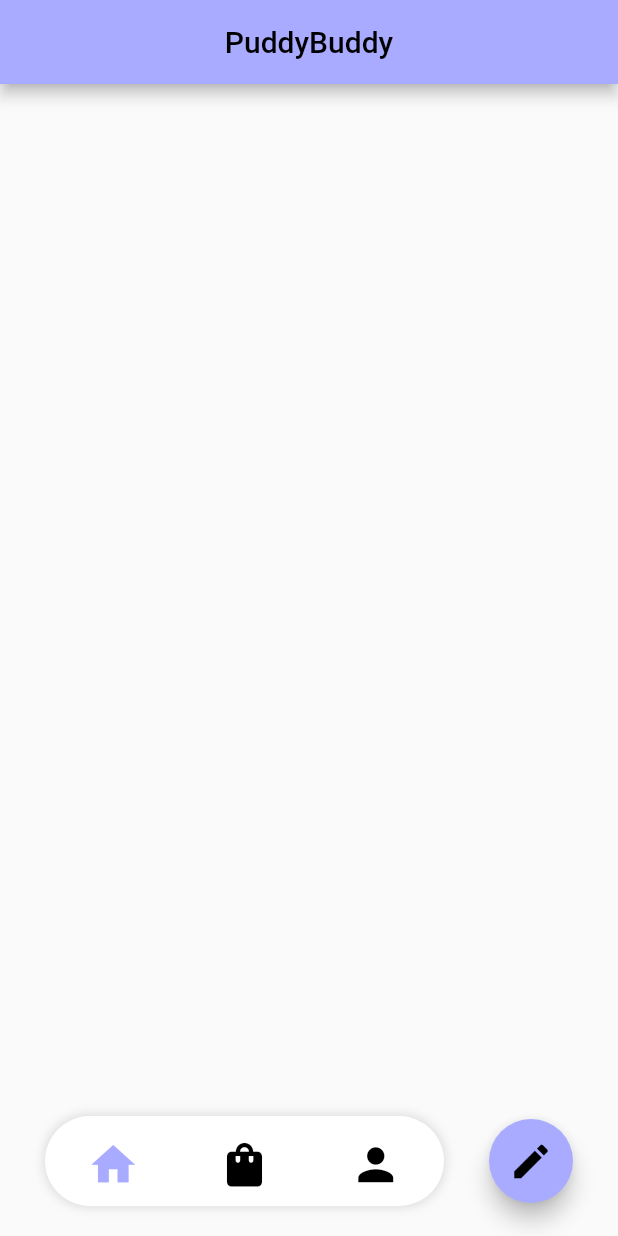
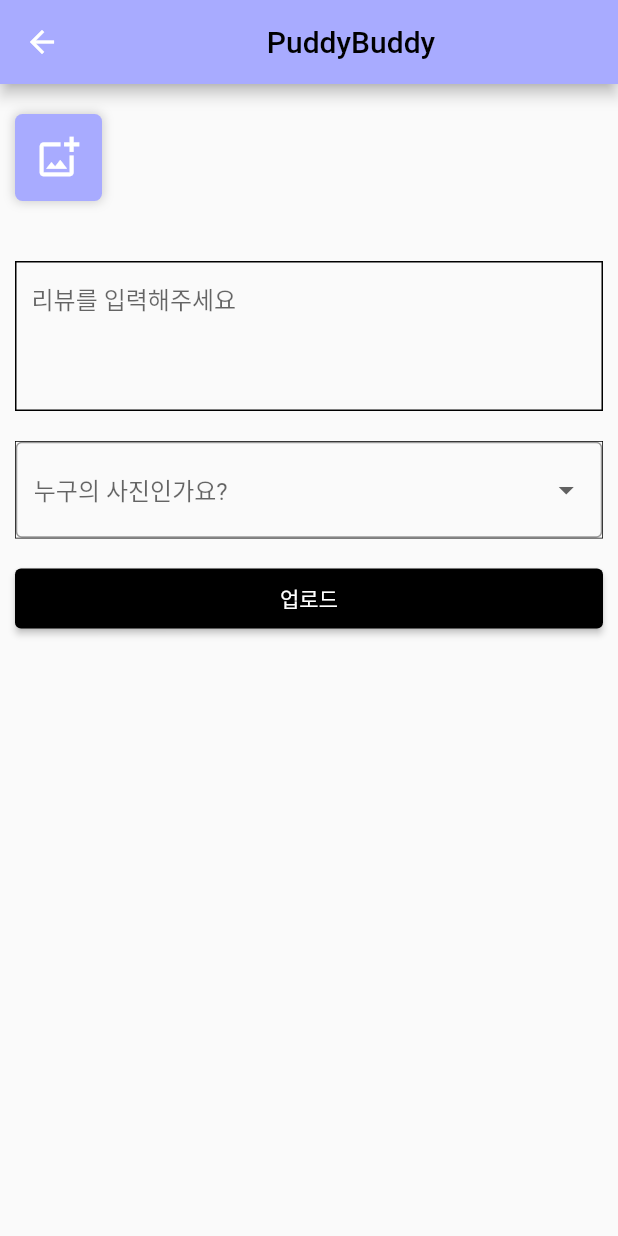
Before and after one commit to puddybuddy2023/puddyBuddy_fe, a Flutter app: the screen it shows after launch, after a tap on the "edit" icon, on a phone screen of 412 x 824 dp. Run offline on Flutter 3.47's test engine with Material 2 defaults, Android fonts, the light colour scheme and no system bars; drawn by our look-alikes of dot_navigation_bar; our stand-ins replace dio, image_picker; network calls fail.

Commit message:
[FEAT] 피드 사진 가져오기 수정

```diff
--- /dev/null
+++ b/lib/bottom_navigation_bar.dart
@@ -0,0 +1 @@
+import 'package:flutter/material.dart';
--- a/lib/feed_view.dart
+++ b/lib/feed_view.dart
@@ -28,8 +28,7 @@
               return Container(
                 padding: EdgeInsets.all(1),
                 margin: EdgeInsets.all(1),
-                child:
-                  Image.network(boardList[i].photoUrl),
+                child: Image.network(boardList[i].photoUrl),
               );
             },
             itemCount: boardList.length,
--- a/lib/main.dart
+++ b/lib/main.dart
@@ -5,6 +5,7 @@
 import 'feed_view.dart';
 import 'shop.dart';
 import 'my_page.dart';
+import 'write_new_post.dart';
 
 void main() {
   runApp(const MyApp());
@@ -45,8 +46,7 @@
     MyPage()
   ];
 
-  void changePage(int index) {
-    // 하단바의 아이템을 클릭할 때 실행되는 함수
+  void changePage(int index) { // 하단바의 아이템을 클릭할 때 실행되는 함수
     setState(() {
       _currentIndex = index;
     });
@@ -73,24 +73,17 @@
               marginR: EdgeInsets.symmetric(horizontal: 30, vertical: 20),
               paddingR: EdgeInsets.only(bottom: 5, top: 10),
               itemPadding: EdgeInsets.symmetric(vertical: 5, horizontal: 20),
-              boxShadow: [
-                // 하단바 그림자
+              boxShadow: [ // 하단바 그림자
                 BoxShadow(color: Colors.black12, spreadRadius: 1, blurRadius: 5)
               ],
-              dotIndicatorColor: Colors.transparent,
-              // 선택된 아이템을 가리키는 점이 보이지 않길 원하면 투명 상태로 설정해야 함
-              selectedItemColor: Color(0xFFA8ABFF),
-              // 선택된 상태의 아이템 색상
-              unselectedItemColor: Colors.black,
-              // 선택되지 않은 상태의 아이템 색상
+              dotIndicatorColor: Colors.transparent, // 선택된 아이템을 가리키는 점이 보이지 않길 원하면 투명 상태로 설정해야 함
+              selectedItemColor: Color(0xFFA8ABFF), // 선택된 상태의 아이템 색상
+              unselectedItemColor: Colors.black, // 선택되지 않은 상태의 아이템 색상
               currentIndex: _currentIndex,
-              onTap: changePage,
-              // 아이템을 선택하면 실행되는 함수
-              enablePaddingAnimation: false,
-              // 아이템 선택했을 때 실행되는 애니메이션 비활성화
+              onTap: changePage, // 아이템을 선택하면 실행되는 함수
+              enablePaddingAnimation: false, // 아이템 선택할 때 실행되는 애니메이션 비활성화
               items: [
-                DotNavigationBarItem(
-                  // 하단바에 들어갈 아이템들
+                DotNavigationBarItem( // 하단바에 들어갈 아이템들
                   icon: Icon(
                     Icons.home,
                     size: 35,
@@ -113,10 +106,10 @@
           ),
           Padding(
             padding: const EdgeInsets.only(right: 30.0),
-            child: FloatingActionButton(
-              // BottomNavigationBar 옆에 추가한 Button
+            child: FloatingActionButton( // BottomNavigationBar 옆에 추가한 Button
               backgroundColor: Color(0xFFA8ABFF),
-              onPressed: () {},
+              onPressed: () {Navigator.push(
+                  context, MaterialPageRoute(builder: (_) => WriteNewPost()));},
               child: Icon(
                 Icons.edit,
                 color: Colors.black,
--- a/lib/models/board_model.dart
+++ b/lib/models/board_model.dart
@@ -1,19 +1,19 @@
 class Board {
-  late int? boardId;
-  late int? userId;
-  late String? nickname;
-  late String? email;
-  late String? content;
-
+  late int boardId;
+  late int userId;
+  late int preferId;
+  late int clothesId;
+  late String content;
+  late String create_date;
   late String photoUrl;
 
   Board({
     required this.boardId,
     required this.userId,
-    required this.nickname,
-    required this.email,
+    required this.preferId,
+    required this.clothesId,
     required this.content,
-
+    required this.create_date,
     required this.photoUrl,
   });
 
@@ -21,9 +21,10 @@
     return Board(
         boardId: json['boardId'],
         userId: json['userId'],
-        nickname: json['nickname'],
-        email: json['email'],
+        preferId: json['preferId'],
+        clothesId: json['clothesId'],
         content: json['content'],
+        create_date: json['create_date'],
         photoUrl: json['photoUrl']);
   }
 }
--- a/lib/providers/board_provider.dart
+++ b/lib/providers/board_provider.dart
@@ -8,19 +8,30 @@
   final List<Board> _boardList = List.empty(growable: true);
 
   List<Board> getBoardList() {
-    _fetchBoards();
+    _fetchBoards(); // 게시물 목록을 가져온다.
     return _boardList;
   }
 
   void _fetchBoards() async {
     final response = await http
-        .get(Uri.parse('http://ec2-13-124-164-167.ap-northeast-2.compute.amazonaws.com/boards'));
-    final List<Board> result = jsonDecode(response.body)
-        .map<Board>((json) => Board.fromJson(json))
-        .toList();
+        .get(Uri.parse('http://ec2-13-124-164-167.ap-northeast-2.compute.amazonaws.com/boards')); // 서버에서 게시물 데이터를 가져오는 GET 요청을 보낸다.
 
-    _boardList.clear();
+    if (response.statusCode == 200) {
+      // 성공적으로 데이터를 가져왔을 때의 처리
+      print('success');
+      print(jsonDecode(response.body)["result"]);
+    } else {
+      // 서버에서 오류 응답을 받았을 때의 처리
+      print('fail');
+    }
+
+    final List<Board> result = jsonDecode(response.body)["result"] // JSON 문자열을 파싱하여 Dart의 Map 형태로 변환
+        .map<Board>((json) => Board.fromJson(json)) // Map에서 각 JSON 객체를 Board 모델로 mapping
+        .toList(); // 리스트로 변환
+    print(result);
+
+    _boardList.clear(); // 이전에 저장된 목록을 비운다.
     _boardList.addAll(result);
-    notifyListeners();
+    notifyListeners(); // 데이터가 업데이트되었음을 리스너에게 알린다.
   }
 }
--- a/lib/write_new_post.dart
+++ b/lib/write_new_post.dart
@@ -0,0 +1,206 @@
+import 'package:flutter/material.dart';
+import 'dart:io';
+import 'package:image_picker/image_picker.dart';
+import 'package:dio/dio.dart';
+
+final picker = ImagePicker();
+List<XFile?> multiImage = []; // 갤러리에서 여러 장의 사진을 선택해서 저장할 변수
+List<XFile?> images = []; // 가져온 사진들을 보여주기 위한 변수
+
+class WriteNewPost extends StatefulWidget {
+  const WriteNewPost({super.key});
+
+  @override
+  State<WriteNewPost> createState() => _WriteNewPostState();
+}
+
+class _WriteNewPostState extends State<WriteNewPost> {
+  /* upload function */
+  Future<void> uploadFiles() async {
+    // 파일 경로를 통해 formData 생성
+    var dio = Dio();
+    FormData _formData;
+    if (images.isNotEmpty) {
+      final List<MultipartFile> _files =
+          images.map((img) => MultipartFile.fromFileSync(img!.path)).toList();
+
+      dio.options.contentType = 'multipart/form-data';
+      _formData = FormData.fromMap({
+        "images": _files,
+        "userId": 1,
+        "preferId": 1,
+        "clothesId": 1,
+        "content": "와라락",
+        "photoUrl": "http://faierqnpotvjroe"
+      });
+      dio.post(
+          'http://ec2-13-124-164-167.ap-northeast-2.compute.amazonaws.com/boards',
+          data: _formData);
+    }
+  }
+
+  @override
+  Widget build(BuildContext context) {
+    return Scaffold(
+        appBar: AppBar(
+          backgroundColor: Color(0xFFA8ABFF),
+          title: Center(
+            child: const Text(
+              'PuddyBuddy',
+              style: TextStyle(color: Colors.black),
+            ),
+          ),
+        ),
+        body: SingleChildScrollView(
+          child: Column(
+            children: [
+              SizedBox(
+                height: 10,
+              ),
+              Row(
+                children: [
+                  Container(
+                      margin: EdgeInsets.all(10),
+                      padding: EdgeInsets.all(5),
+                      decoration: BoxDecoration(
+                        color: Color(0xFFA8ABFF),
+                        borderRadius: BorderRadius.circular(5),
+                        boxShadow: [
+                          BoxShadow(
+                              color: Colors.grey.withOpacity(0.5),
+                              spreadRadius: 0.5,
+                              blurRadius: 5)
+                        ],
+                      ),
+                      child: IconButton(
+                          onPressed: () async {
+                            multiImage = await picker.pickMultiImage();
+                            setState(() {
+                              //갤러리에서 가지고 온 사진들은 리스트 변수에 저장되므로 addAll()을 사용해서 images와 multiImage 리스트를 합쳐줍니다.
+                              images.addAll(multiImage);
+                            });
+                          },
+                          icon: Icon(
+                            Icons.add_photo_alternate_outlined,
+                            size: 30,
+                            color: Colors.white,
+                          ))),
+                ],
+              ),
+              Container(
+                margin: EdgeInsets.all(10),
+                child: GridView.builder(
+                  padding: EdgeInsets.all(0),
+                  shrinkWrap: true,
+                  itemCount: images.length,
+                  //보여줄 item 개수. images 리스트 변수에 담겨있는 사진 수 만큼.
+                  gridDelegate: SliverGridDelegateWithFixedCrossAxisCount(
+                    crossAxisCount: 3, //1 개의 행에 보여줄 사진 개수
+                    childAspectRatio: 1 / 1, //사진 의 가로 세로의 비율
+                    mainAxisSpacing: 10, //수평 Padding
+                    crossAxisSpacing: 10, //수직 Padding
+                  ),
+                  itemBuilder: (BuildContext context, int index) {
+                    // 사진 오른 쪽 위 삭제 버튼을 표시하기 위해 Stack을 사용함
+                    return Stack(
+                      alignment: Alignment.topRight,
+                      children: [
+                        Container(
+                          decoration: BoxDecoration(
+                              borderRadius: BorderRadius.circular(5),
+                              image: DecorationImage(
+                                  fit: BoxFit.cover, //사진을 크기를 상자 크기에 맞게 조절
+                                  image: FileImage(File(images[index]!
+                                          .path // images 리스트 변수 안에 있는 사진들을 순서대로 표시함
+                                      )))),
+                        ),
+                        Container(
+                            decoration: BoxDecoration(
+                              color: Colors.black,
+                              borderRadius: BorderRadius.circular(5),
+                            ),
+                            //삭제 버튼
+                            child: IconButton(
+                              padding: EdgeInsets.zero,
+                              constraints: BoxConstraints(),
+                              icon: Icon(Icons.close,
+                                  color: Colors.white, size: 15),
+                              onPressed: () {
+                                //버튼을 누르면 해당 이미지가 삭제됨
+                                setState(() {
+                                  images.remove(images[index]);
+                                });
+                              },
+                            ))
+                      ],
+                    );
+                  },
+                ),
+              ),
+              Container(
+                margin: EdgeInsets.all(10),
+                height: 100,
+                decoration: BoxDecoration(border: Border.all(color: Colors.black, width: 1)),
+                child: TextFormField(
+                  decoration: const InputDecoration(
+                      border: InputBorder.none,
+                      contentPadding: EdgeInsets.only(left: 10),
+                      hintText: '리뷰를 입력해주세요'
+                  ),
+                  validator: (value) {
+                    if (value == null || value.isEmpty) {
+                      return '리뷰를 입력해주세요';
+                    }
+                    return null;
+                  },
+                ),
+              ),
+              Container(
+                margin: EdgeInsets.all(10),
+                decoration: BoxDecoration(border: Border.all(color: Colors.black, width: 0.5)),
+                child: DropdownButtonFormField(
+                  decoration: const InputDecoration(
+                    border: OutlineInputBorder(),
+                    hintText: '누구의 사진인가요?',
+                  ),
+                  //value: studentResult.additionalPoint,
+                  items: List.generate(5, (i) {
+                    if (i == 0) {
+                      return DropdownMenuItem(
+                          value: i,
+                          child: const Text('강아지를 선택해주세요')
+                      );
+                    }
+                    return DropdownMenuItem(
+                        value: i,
+                        child: Text('강아지${i - 1}')
+                    );
+                  }),
+                  onChanged: (value) {
+                    setState(() {
+                      //studentResult.additionalPoint = value!;
+                    });
+                  },
+                  validator: (value) {
+                    if (value == 0) {
+                      return '강아지를 선택해주세요';
+                    }
+                    return null;
+                  },
+                ),
+              ),
+              Container(
+                  margin: EdgeInsets.all(10),
+                  width: double.infinity,
+                  height: 40,
+                  child: ElevatedButton(
+                    onPressed: () {},
+                    child: Text('업로드'),
+                    style:
+                        ElevatedButton.styleFrom(backgroundColor: Colors.black),
+                  )),
+            ],
+          ),
+        ));
+  }
+}
--- a/pubspec.yaml
+++ b/pubspec.yaml
@@ -38,6 +38,8 @@
   dot_navigation_bar:
   http: ^1.1.0
   provider: ^6.0.5
+  image_picker: ^1.0.4
+  dio: ^5.3.3
 
 
 
```
Also changed, not shown: lib/models/board_create_model.dart (added, +32 -0 lines), pubspec.lock, 5 other files.
